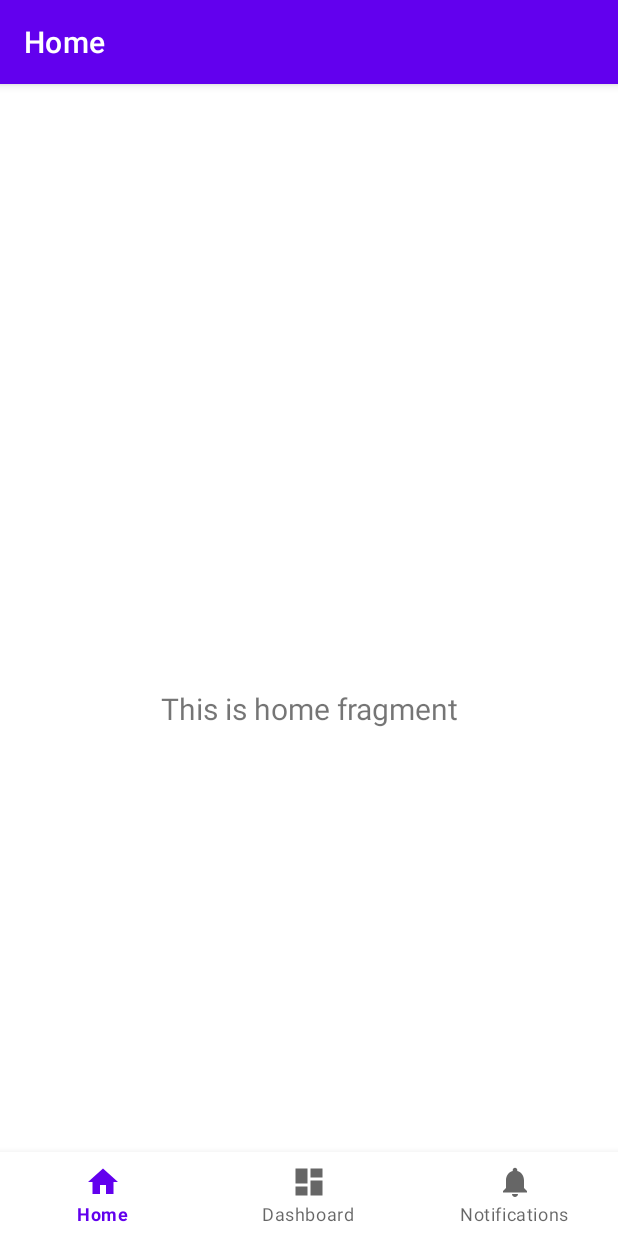
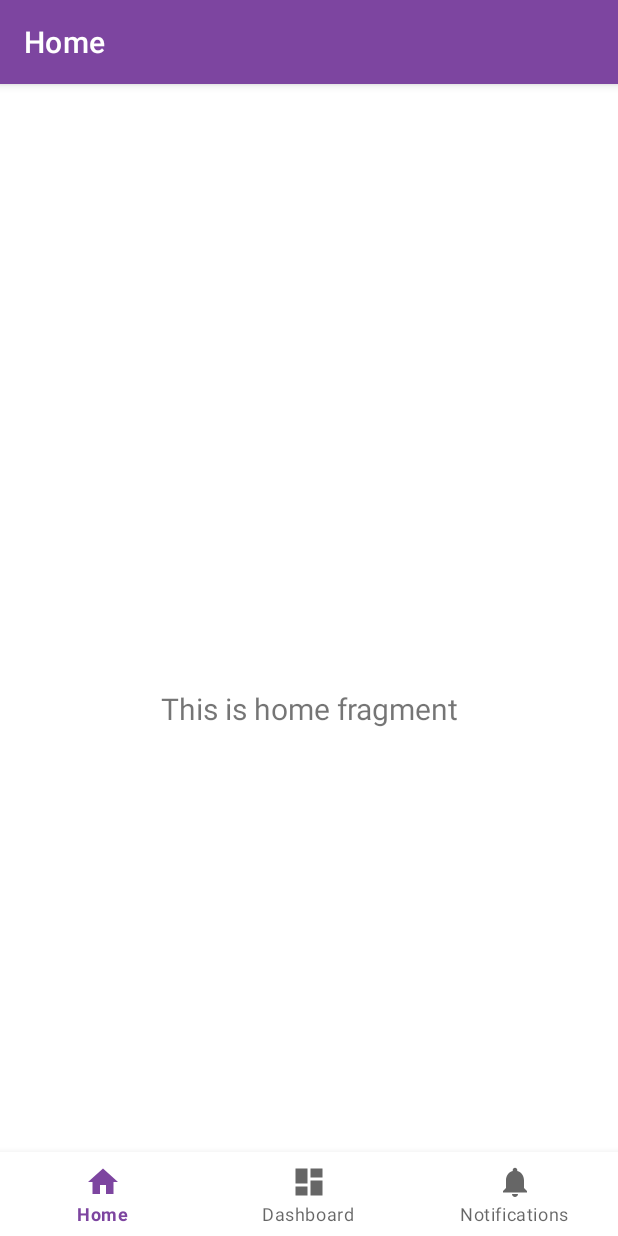
Before and after one commit to Sleep-coders/Uni-hub, an Android app: the screen it shows after launch (MainActivity), on a phone screen of 412 x 824 dp. Run offline under Robolectric (Android 15) with nearby library versions, the phone set to English and light mode, and no system bars; our stand-ins replace navigation-ui.

Commit message:
added the ui colors

```diff
--- a/app/src/main/res/values-night/themes.xml
+++ b/app/src/main/res/values-night/themes.xml
@@ -1,16 +1,34 @@
 <resources xmlns:tools="http://schemas.android.com/tools">
     <!-- Base application theme. -->
+<!--    <style name="Theme.Unihub" parent="Theme.MaterialComponents.DayNight.DarkActionBar">-->
+<!--        &lt;!&ndash; Primary brand color. &ndash;&gt;-->
+<!--        <item name="colorPrimary">@color/purple_200</item>-->
+<!--        <item name="colorPrimaryVariant">@color/purple_700</item>-->
+<!--        <item name="colorOnPrimary">@color/black</item>-->
+<!--        &lt;!&ndash; Secondary brand color. &ndash;&gt;-->
+<!--        <item name="colorSecondary">@color/teal_200</item>-->
+<!--        <item name="colorSecondaryVariant">@color/teal_200</item>-->
+<!--        <item name="colorOnSecondary">@color/black</item>-->
+<!--        &lt;!&ndash; Status bar color. &ndash;&gt;-->
+<!--        <item name="android:statusBarColor" tools:targetApi="l">?attr/colorPrimaryVariant</item>-->
+<!--        &lt;!&ndash; Customize your theme here. &ndash;&gt;-->
+<!--    </style>-->
+
     <style name="Theme.Unihub" parent="Theme.MaterialComponents.DayNight.DarkActionBar">
+
         <!-- Primary brand color. -->
-        <item name="colorPrimary">@color/purple_200</item>
-        <item name="colorPrimaryVariant">@color/purple_700</item>
-        <item name="colorOnPrimary">@color/black</item>
+        <item name="colorPrimary">@color/purple_main_color</item>
+        <item name="colorPrimaryVariant">@color/purple_main_color_variant</item>
+        <item name="colorOnPrimary">@color/white_main_color</item>
+
         <!-- Secondary brand color. -->
-        <item name="colorSecondary">@color/teal_200</item>
-        <item name="colorSecondaryVariant">@color/teal_200</item>
-        <item name="colorOnSecondary">@color/black</item>
+        <item name="colorSecondary">@color/yellow_main_color</item>
+        <item name="colorSecondaryVariant">@color/yellow_main_color_variant</item>
+        <item name="colorOnSecondary">@color/black_main_color</item>
         <!-- Status bar color. -->
         <item name="android:statusBarColor" tools:targetApi="l">?attr/colorPrimaryVariant</item>
         <!-- Customize your theme here. -->
+        <item name="colorOnBackground">@color/white_main_color</item>
+
     </style>
 </resources>
--- a/app/src/main/res/values/colors.xml
+++ b/app/src/main/res/values/colors.xml
@@ -1,10 +1,9 @@
 <?xml version="1.0" encoding="utf-8"?>
 <resources>
-    <color name="purple_200">#FFBB86FC</color>
-    <color name="purple_500">#FF6200EE</color>
-    <color name="purple_700">#FF3700B3</color>
-    <color name="teal_200">#FF03DAC5</color>
-    <color name="teal_700">#FF018786</color>
-    <color name="black">#FF000000</color>
-    <color name="white">#FFFFFFFF</color>
+    <color name="purple_main_color">#7d45a0</color>
+    <color name="purple_main_color_variant">#52296c</color>
+    <color name="yellow_main_color">#fec367</color>
+    <color name="yellow_main_color_variant">#e9a439</color>
+    <color name="white_main_color">#EBF0F2</color>
+    <color name="black_main_color">#242424</color>
 </resources>
--- a/app/src/main/res/values/themes.xml
+++ b/app/src/main/res/values/themes.xml
@@ -1,16 +1,37 @@
 <resources xmlns:tools="http://schemas.android.com/tools">
+
     <!-- Base application theme. -->
+<!--    <style name="Theme.Unihub" parent="Theme.MaterialComponents.DayNight.DarkActionBar">-->
+<!--        &lt;!&ndash; Primary brand color. &ndash;&gt;-->
+<!--        <item name="colorPrimary">@color/purple_500</item>-->
+<!--        <item name="colorPrimaryVariant">@color/purple_700</item>-->
+<!--        <item name="colorOnPrimary">@color/white</item>-->
+<!--        &lt;!&ndash; Secondary brand color. &ndash;&gt;-->
+<!--        <item name="colorSecondary">@color/teal_200</item>-->
+<!--        <item name="colorSecondaryVariant">@color/teal_700</item>-->
+<!--        <item name="colorOnSecondary">@color/black</item>-->
+<!--        &lt;!&ndash; Status bar color. &ndash;&gt;-->
+<!--        <item name="android:statusBarColor" tools:targetApi="l">?attr/colorPrimaryVariant</item>-->
+<!--        &lt;!&ndash; Customize your theme here. &ndash;&gt;-->
+<!--    </style>-->
+
     <style name="Theme.Unihub" parent="Theme.MaterialComponents.DayNight.DarkActionBar">
+
         <!-- Primary brand color. -->
-        <item name="colorPrimary">@color/purple_500</item>
-        <item name="colorPrimaryVariant">@color/purple_700</item>
-        <item name="colorOnPrimary">@color/white</item>
+        <item name="colorPrimary">@color/purple_main_color</item>
+        <item name="colorPrimaryVariant">@color/purple_main_color_variant</item>
+        <item name="colorOnPrimary">@color/white_main_color</item>
+
         <!-- Secondary brand color. -->
-        <item name="colorSecondary">@color/teal_200</item>
-        <item name="colorSecondaryVariant">@color/teal_700</item>
-        <item name="colorOnSecondary">@color/black</item>
+        <item name="colorSecondary">@color/yellow_main_color</item>
+        <item name="colorSecondaryVariant">@color/yellow_main_color_variant</item>
+        <item name="colorOnSecondary">@color/black_main_color</item>
         <!-- Status bar color. -->
         <item name="android:statusBarColor" tools:targetApi="l">?attr/colorPrimaryVariant</item>
+
         <!-- Customize your theme here. -->
+        <item name="colorOnBackground">@color/white_main_color</item>
+
     </style>
+
 </resources>
```
